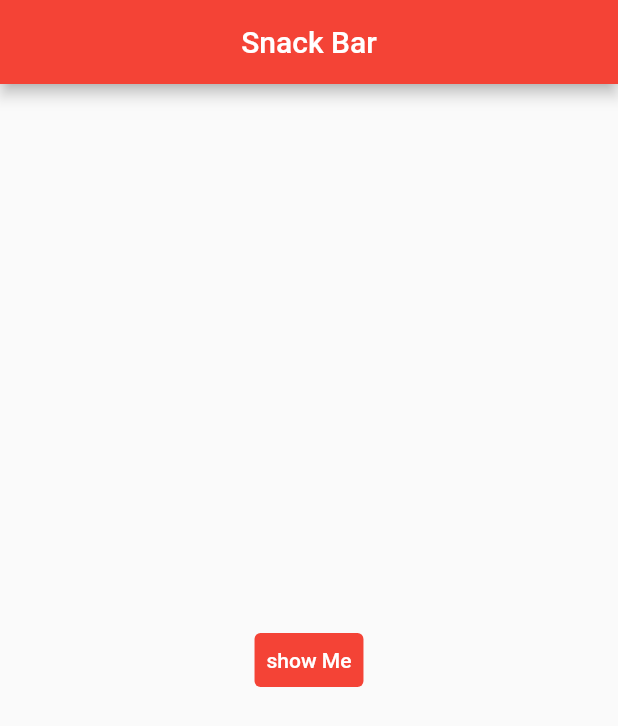
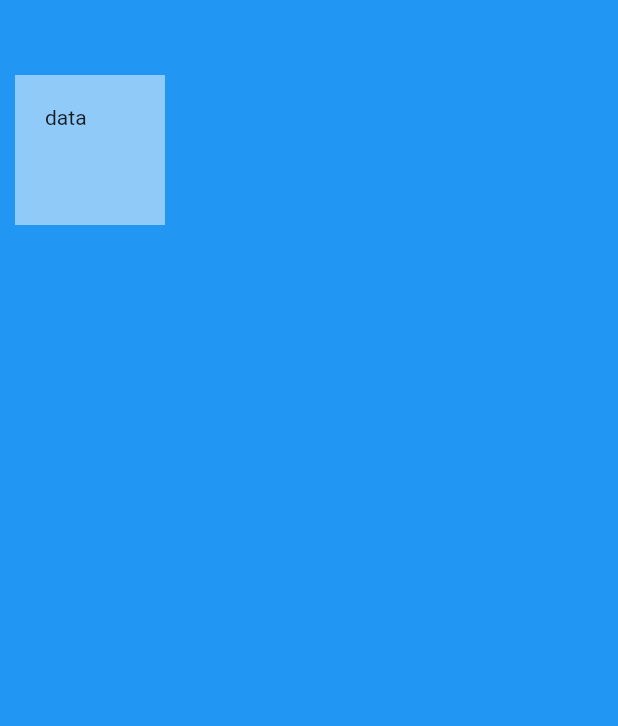
Before and after one commit to Cl4nn5/Flutter-lecture-codingChef, a Flutter app: the screen it shows after launch, on a phone screen of 412 x 824 dp. Shown: the top 726 px of the screen. Run offline on Flutter 3.47's test engine with Material 2 defaults, Android fonts, the phone set to English and light mode, and no system bars.

Commit message:
20th_ContainerWidget_SafeArea

```diff
--- a/lib/main.dart
+++ b/lib/main.dart
@@ -25,37 +25,22 @@ class MyPage extends StatelessWidget {
   @override
   Widget build(BuildContext context) {
     return Scaffold(
-      appBar: AppBar(
-        title: const Text('Snack Bar'),
-        centerTitle: true,
-      ),
-      /*
-      Flutter 1.0 Code
-      body: Builder(builder: (BuildContext ctx) {
-        return Center(...)
-                      ^^^: 이 부분이 context
-        reference: https://www.youtube.com/watch?v=-zxGPfjiQQA&list=PLQt_pzi-LLfpcRFhWMywTePfZ2aPapvyl&index=19&t=12m40s
-      },)
-       */
-      body: Center(
-        child: TextButton(
-          onPressed: () {
-            // 함수이므로 끝에 ;
-            ScaffoldMessenger.of(context).showSnackBar(SnackBar(
-              content: Text('Hello World!'),
-            ));
-          },
-          style: ButtonStyle(
-            backgroundColor: MaterialStateProperty.all(Colors.red),
+      backgroundColor: Colors.blue,
+      body: SafeArea(
+        child: Container(
+          width: 100,
+          height: 100,
+          margin: EdgeInsets.symmetric(
+            vertical: 50,
+            horizontal: 10,
           ),
-          child: Text(
-            "show Me",
-            style: TextStyle(
-              color: Colors.white,
-            ),
-          ),
+          padding: EdgeInsets.all(20),
+          color: Colors.blue[200],
+          child: Text("data"),
         ),
       ),
     );
   }
 }
+
+// Container는 Page 내에서 최대한 많은 공간을 차지하는 특징이 있습니다.
```
